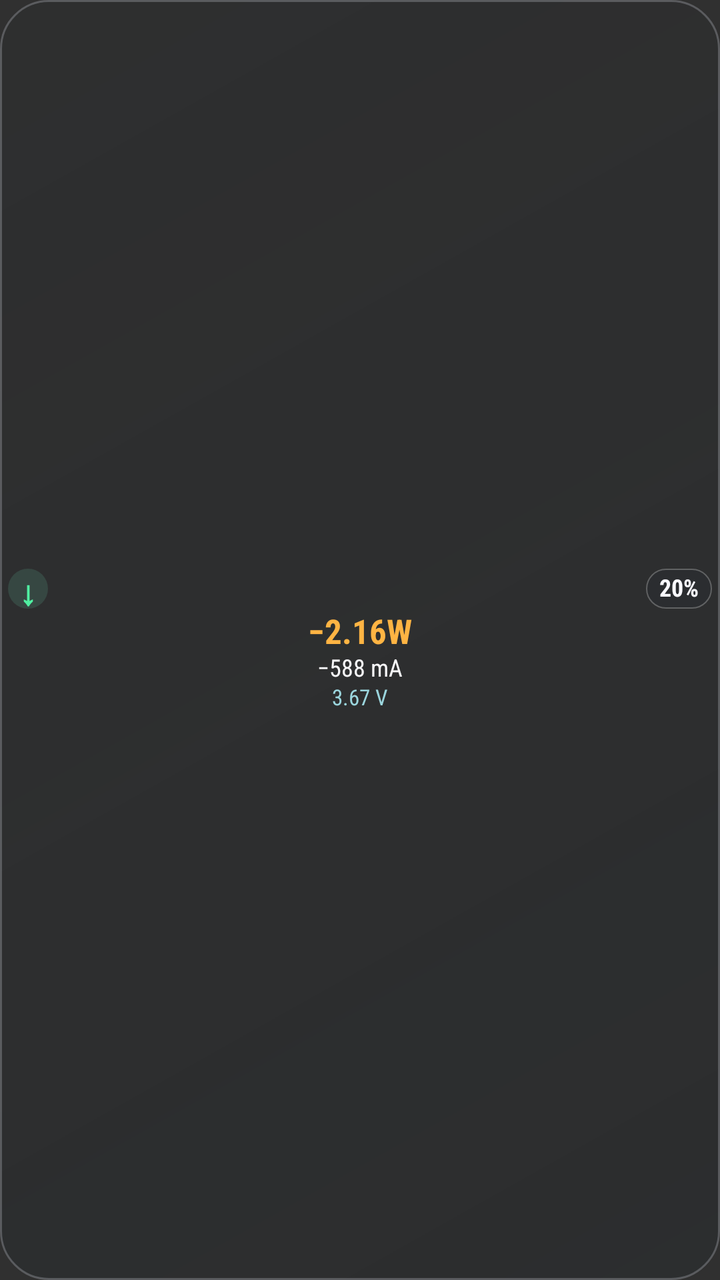
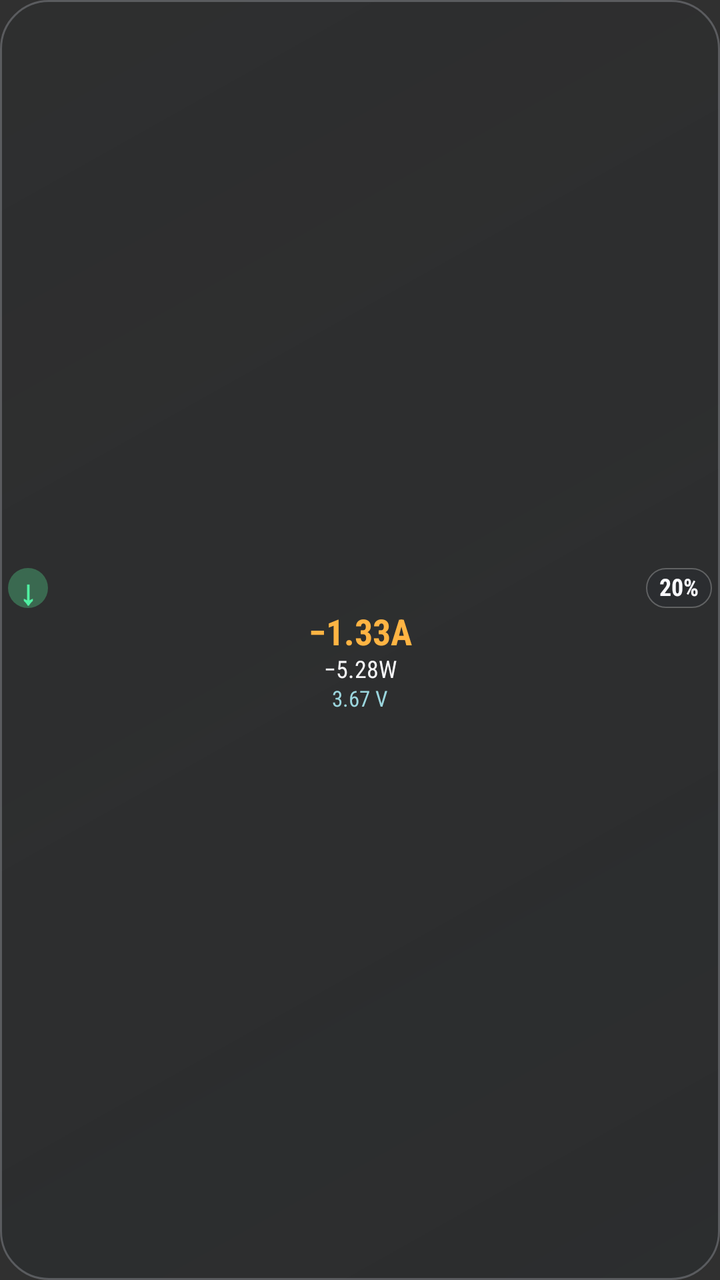

Screens rendered from an Android XML layout before and after an edit, with the pre-edit source and the edit as a unified diff.
<!-- AndroidManifest.xml: application theme android:Theme.Material.NoActionBar -->
<!-- res/layout/widget_transparent.xml -->
<?xml version="1.0" encoding="utf-8"?>
<LinearLayout xmlns:android="http://schemas.android.com/apk/res/android"
    android:id="@+id/widget_root"
    android:layout_width="match_parent"
    android:layout_height="match_parent"
    android:orientation="vertical"
    android:gravity="center"
    android:background="@drawable/widget_bg_transparent"
    android:paddingStart="4dp"
    android:paddingEnd="4dp"
    android:paddingTop="4dp"
    android:paddingBottom="4dp">

    
    <LinearLayout
        android:layout_width="match_parent"
        android:layout_height="wrap_content"
        android:orientation="horizontal"
        android:gravity="center_vertical"
        android:paddingBottom="2dp">

        <TextView
            android:id="@+id/widget_status"
            android:layout_width="20dp"
            android:layout_height="20dp"
            android:background="@drawable/widget_status_circle"
            android:gravity="center"
            android:text="↓"
            android:textSize="17sp"
            android:textStyle="bold"
            android:textColor="#50F0A2"
            android:includeFontPadding="false"/>

        <TextView
            android:layout_width="0dp"
            android:layout_weight="1"
            android:layout_height="1dp"/>

        <TextView
            android:id="@+id/widget_level"
            android:layout_width="wrap_content"
            android:layout_height="20dp"
            android:minWidth="33dp"
            android:gravity="center"
            android:background="@drawable/widget_chip_transparent"
            android:paddingStart="4dp"
            android:paddingEnd="4dp"
            android:text="20%"
            android:textColor="#FAFAFF"
            android:fontFamily="sans-serif-condensed"
            android:textStyle="bold"
            android:textSize="12sp"
            android:includeFontPadding="false"/>
    </LinearLayout>

    
    <TextView
        android:id="@+id/widget_value"
        android:layout_width="match_parent"
        android:layout_height="wrap_content"
        android:minHeight="20dp"
        android:gravity="center"
        android:text="−2.16W"
        android:textColor="#FFB443"
        android:fontFamily="sans-serif-condensed"
        android:textStyle="bold"
        android:textSize="17sp"
        android:includeFontPadding="false"
        android:singleLine="true"
        android:ellipsize="end"
        android:autoSizeTextType="uniform"
        android:autoSizeMinTextSize="9sp"
        android:autoSizeMaxTextSize="17sp"
        android:autoSizeStepGranularity="1sp"/>

    <TextView
        android:id="@+id/widget_sub"
        android:layout_width="match_parent"
        android:layout_height="wrap_content"
        android:gravity="center"
        android:layout_marginTop="1dp"
        android:text="−588 mA"
        android:textColor="#F7F7F9"
        android:fontFamily="sans-serif-condensed"
        android:textSize="12sp"
        android:includeFontPadding="false"
        android:singleLine="true"
        android:ellipsize="end"
        android:autoSizeTextType="uniform"
        android:autoSizeMinTextSize="9sp"
        android:autoSizeMaxTextSize="12sp"
        android:autoSizeStepGranularity="1sp"/>

    <TextView
        android:id="@+id/widget_voltage"
        android:layout_width="match_parent"
        android:layout_height="wrap_content"
        android:gravity="center"
        android:layout_marginTop="1dp"
        android:text="3.67 V"
        android:textColor="#9BD6DE"
        android:fontFamily="sans-serif-condensed"
        android:textSize="11sp"
        android:includeFontPadding="false"
        android:singleLine="true"
        android:ellipsize="end"/>
</LinearLayout>
<!-- resources referenced by this layout -->
<resources>
  <!-- drawable widget_bg_transparent (drawable) -->
  <?xml version="1.0" encoding="utf-8"?>
  <shape xmlns:android="http://schemas.android.com/apk/res/android" android:shape="rectangle">
      
      <gradient android:startColor="#321A2228" android:endColor="#16161D24" android:angle="135" />
      <stroke android:width="1dp" android:color="#3DE0E5F0" />
      <corners android:radius="24dp" />
  </shape>
  <!-- drawable widget_chip_transparent (drawable) -->
  <?xml version="1.0" encoding="utf-8"?>
  <shape xmlns:android="http://schemas.android.com/apk/res/android" android:shape="rectangle">
      <solid android:color="#4C252D35" />
      <stroke android:width="0.5dp" android:color="#40FFFFFF" />
      <corners android:radius="24dp" />
  </shape>
  <!-- drawable widget_status_circle (drawable) -->
  <?xml version="1.0" encoding="utf-8"?>
  <shape xmlns:android="http://schemas.android.com/apk/res/android" android:shape="oval">
      <solid android:color="#59487565" />
  </shape>
</resources>

<!-- the commit's change to res/layout/widget_transparent.xml (unified diff, before → after) -->
@@ -60,17 +60,17 @@
         android:layout_height="wrap_content"
         android:minHeight="20dp"
         android:gravity="center"
-        android:text="−2.16W"
+        android:text="−1.33A"
         android:textColor="#FFB443"
         android:fontFamily="sans-serif-condensed"
         android:textStyle="bold"
-        android:textSize="17sp"
+        android:textSize="18sp"
         android:includeFontPadding="false"
         android:singleLine="true"
         android:ellipsize="end"
         android:autoSizeTextType="uniform"
-        android:autoSizeMinTextSize="9sp"
-        android:autoSizeMaxTextSize="17sp"
+        android:autoSizeMinTextSize="10sp"
+        android:autoSizeMaxTextSize="18sp"
         android:autoSizeStepGranularity="1sp"/>
 
     <TextView
@@ -79,7 +79,7 @@
         android:layout_height="wrap_content"
         android:gravity="center"
         android:layout_marginTop="1dp"
-        android:text="−588 mA"
+        android:text="−5.28W"
         android:textColor="#F7F7F9"
         android:fontFamily="sans-serif-condensed"
         android:textSize="12sp"
@@ -87,7 +87,7 @@
         android:singleLine="true"
         android:ellipsize="end"
         android:autoSizeTextType="uniform"
-        android:autoSizeMinTextSize="9sp"
+        android:autoSizeMinTextSize="8sp"
         android:autoSizeMaxTextSize="12sp"
         android:autoSizeStepGranularity="1sp"/>
 
<!-- resource entries referenced after the edit -->
@@ -18,7 +18,7 @@
   <!-- drawable widget_status_circle (drawable) -->
   <?xml version="1.0" encoding="utf-8"?>
   <shape xmlns:android="http://schemas.android.com/apk/res/android" android:shape="oval">
-      <solid android:color="#59487565" />
+      <solid android:color="#4D5BF19C" />
   </shape>
 </resources>
 
